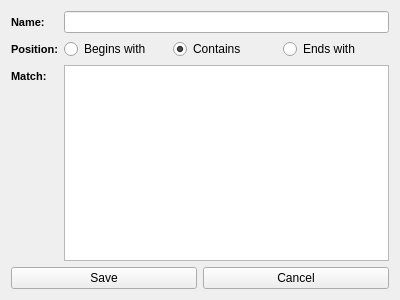
First picture: the form in IntPe9/Ui/Filter.ui, repository AxDSan/IntPe9-1, before the edit.
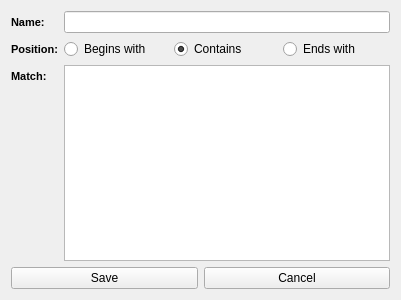
Second picture: the form after the edit.

Patch:
```diff
--- a/IntPe9/Ui/Filter.ui
+++ b/IntPe9/Ui/Filter.ui
@@ -6,7 +6,7 @@
    <rect>
     <x>0</x>
     <y>0</y>
-    <width>400</width>
+    <width>401</width>
     <height>300</height>
    </rect>
   </property>
```
Left out of the diff: 33 changed lines with no effect on the pictures.
